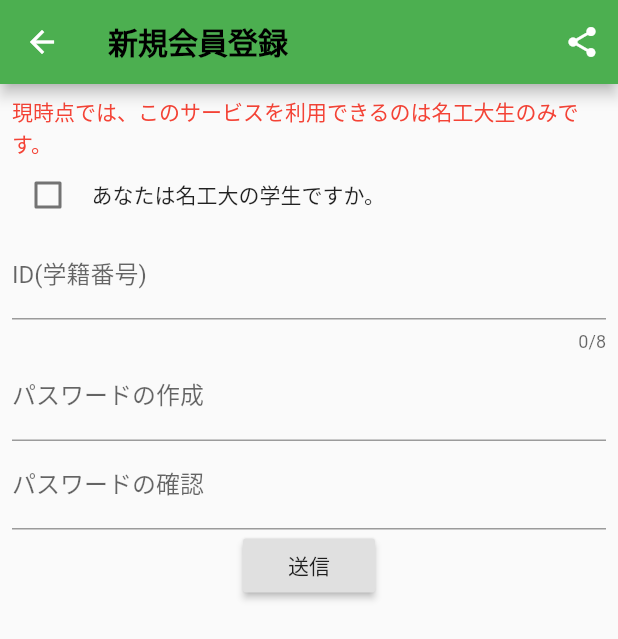
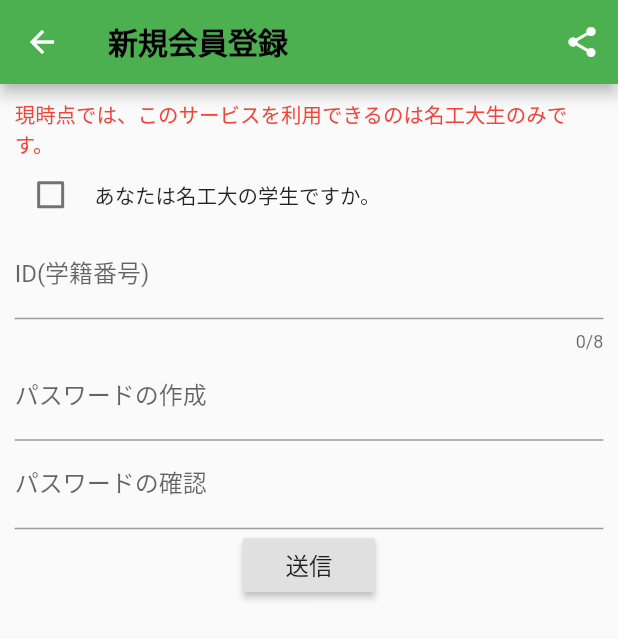
Before and after one commit to CoreForceNITech/share_box, a Flutter app: the NewRegister screen opened directly, on a phone screen of 412 x 824 dp. Shown: the top 639 px of the screen. Run offline on Flutter 3.47's test engine with Material 2 defaults, Android fonts, the phone set to English and light mode, and no system bars; our stand-ins replace flutter_secure_storage, get, share_plus; accounts and stored records are empty.

Commit message:
ver0.2.0.3 new_register.dartの文字の大きさを画面依存へ。Dimensions.dartにフォントサイズ追加(12,14)。

```diff
--- a/lib/Pages/new_register.dart
+++ b/lib/Pages/new_register.dart
@@ -1,5 +1,6 @@
 import 'package:flutter/material.dart';
 import 'package:share_box/my_class/my_drawer.dart';
+import 'package:share_box/utils/dimensions.dart';
 
 class NewRegister extends StatefulWidget {
   @override
@@ -43,14 +44,15 @@ class _NewRegisterState extends State<NewRegister> {
         appBar: MyDrawer.myAppBar('新規会員登録'),
         body: Container(
           width: double.infinity,
-          padding: const EdgeInsets.all(8),
+          padding: MyDrawer.paddingSize(),
           child: SingleChildScrollView(
             child: Column(
               crossAxisAlignment: CrossAxisAlignment.center,
               children: <Widget>[
-                const Text(
+                Text(
                   '現時点では、このサービスを利用できるのは名工大生のみです。',
                   style: TextStyle(
+                    fontSize: Dimensions.font14,
                     color: Colors.red,
                   ),
                 ),
@@ -66,8 +68,11 @@ class _NewRegisterState extends State<NewRegister> {
                       },
                     ),
                     const SizedBox(width: 5),
-                    const Text(
+                    Text(
                       'あなたは名工大の学生ですか。',
+                      style: TextStyle(
+                        fontSize: Dimensions.font14,
+                      ),
                     ),
                   ],
                 ),
@@ -89,10 +94,11 @@ class _NewRegisterState extends State<NewRegister> {
                         },
                       ),
                     if (_nitId.indexOf('8') == 4 || _nitId.indexOf('9') == 4)
-                      const Text(
+                      Text(
                         '創造工に所属している1年後期以降の学生は、主軸分野を入力してください。',
                         style: TextStyle(
                           color: Colors.red,
+                          fontSize: Dimensions.font14,
                         ),
                       ),
                     if (_nitId.indexOf('8') == 4 || _nitId.indexOf('9') == 4)
@@ -133,7 +139,12 @@ class _NewRegisterState extends State<NewRegister> {
                   ],
                 ),
                 RaisedButton(
-                  child: const Text('送信'),
+                  child: Text(
+                    '送信',
+                    style: TextStyle(
+                      fontSize: Dimensions.font16,
+                    ),
+                  ),
                   onPressed: () async {
                     _nitId = nitIdController.text;
                     _major = majorController.text;
@@ -147,7 +158,7 @@ class _NewRegisterState extends State<NewRegister> {
                         _password != '' &&
                         _rePassword != '' &&
                         _password == _rePassword) {
-                      await MyDrawer.storage.write(key:_id,value:_password);
+                      await MyDrawer.storage.write(key: _id, value: _password);
                       //await MyDrawer.movePage(context, CompleteFirstRegister());
                     }
                   },
--- a/lib/utils/dimensions.dart
+++ b/lib/utils/dimensions.dart
@@ -27,6 +27,8 @@ class Dimensions {
   static double width60 = screenWidth / 14.07;
 
   //font Size
+  static double font12 = screenHeight / 70.333;
+  static double font14 = screenHeight / 60.2857;
   static double font16 = screenHeight / 52.75;
   static double font20 = screenHeight / 42.2;
   static double font26 = screenHeight / 32.46;
```
